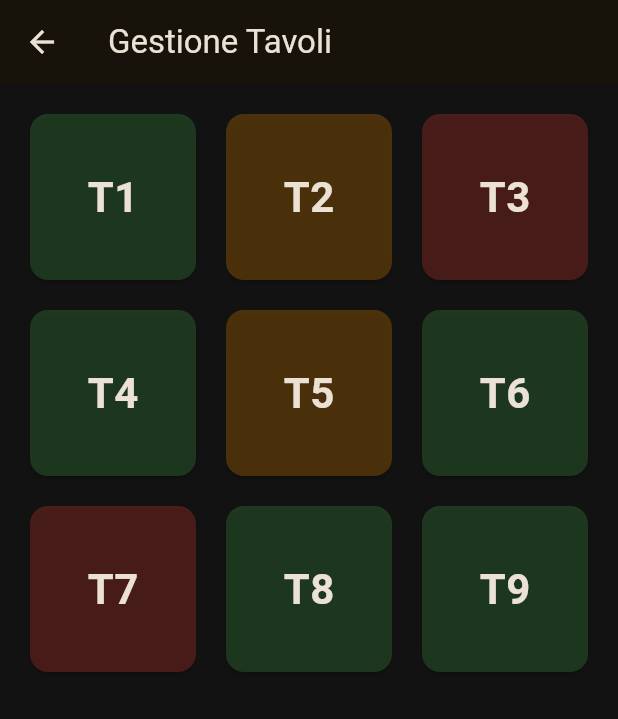
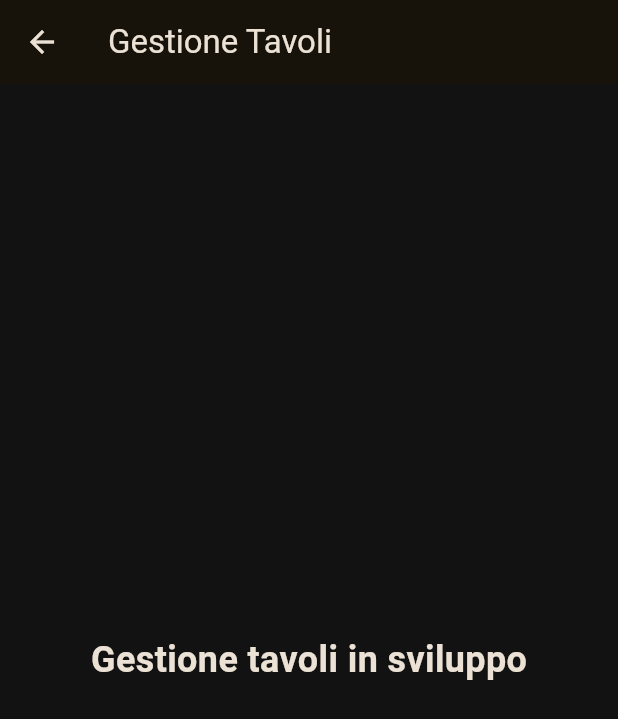
Before and after one commit to lecapase/LeCapasebooking, a Flutter app: the TablesScreen screen opened directly, on a phone screen of 412 x 824 dp. Shown: the top 719 px of the screen. Run offline on Flutter 3.47's test engine with Material 3 defaults, Android fonts, the phone set to English and light mode, and no system bars.

```diff
--- a/lib/features/tables/tables_screen.dart
+++ b/lib/features/tables/tables_screen.dart
@@ -5,117 +5,17 @@ class TablesScreen extends StatelessWidget {
 
   @override
   Widget build(BuildContext context) {
-    final tables = [
-      {
-        'name': 'T1',
-        'status': 'free',
-      },
-      {
-        'name': 'T2',
-        'status': 'reserved',
-        'cliente': 'Mario Rossi',
-        'persone': '4',
-        'orario': '20:00',
-      },
-      {
-        'name': 'T3',
-        'status': 'occupied',
-      },
-      {
-        'name': 'T4',
-        'status': 'free',
-      },
-      {
-        'name': 'T5',
-        'status': 'reserved',
-        'cliente': 'John Smith',
-        'persone': '2',
-        'orario': '20:30',
-      },
-      {
-        'name': 'T6',
-        'status': 'free',
-      },
-      {
-        'name': 'T7',
-        'status': 'occupied',
-      },
-      {
-        'name': 'T8',
-        'status': 'free',
-      },
-      {
-        'name': 'T9',
-        'status': 'free',
-      },
-    ];
-
     return Scaffold(
       appBar: AppBar(
         title: const Text('Gestione Tavoli'),
       ),
-      body: Padding(
-        padding: const EdgeInsets.all(16),
-        child: GridView.builder(
-          itemCount: tables.length,
-          gridDelegate:
-              const SliverGridDelegateWithFixedCrossAxisCount(
-            crossAxisCount: 3,
-            crossAxisSpacing: 12,
-            mainAxisSpacing: 12,
+      body: const Center(
+        child: Text(
+          'Gestione tavoli in sviluppo',
+          style: TextStyle(
+            fontSize: 24,
+            fontWeight: FontWeight.bold,
           ),
-          itemBuilder: (context, index) {
-            final table = tables[index];
-
-            Color color;
-
-            switch (table['status']) {
-              case 'occupied':
-                color = Colors.red;
-                break;
-              case 'reserved':
-                color = Colors.orange;
-                break;
-              default:
-                color = Colors.green;
-            }
-
-            return InkWell(
-              onTap: () {
-                if (table['status'] == 'reserved') {
-                  showDialog(
-                    context: context,
-                    builder: (_) => AlertDialog(
-                      title: Text('Tavolo ${table['name']}'),
-                      content: Text(
-                        'Cliente: ${table['cliente']}\n'
-                        'Persone: ${table['persone']}\n'
-                        'Orario: ${table['orario']}',
-                      ),
-                      actions: [
-                        TextButton(
-                          onPressed: () => Navigator.pop(context),
-                          child: const Text('Chiudi'),
-                        ),
-                      ],
-                    ),
-                  );
-                }
-              },
-              child: Card(
-                color: color.withOpacity(0.25),
-                child: Center(
-                  child: Text(
-                    table['name'] as String,
-                    style: const TextStyle(
-                      fontSize: 28,
-                      fontWeight: FontWeight.bold,
-                    ),
-                  ),
-                ),
-              ),
-            );
-          },
         ),
       ),
     );
--- /dev/null
+++ b/lib/models/booking.dart
@@ -0,0 +1,19 @@
+class Booking {
+  final String nome;
+  final String telefono;
+  final int persone;
+  final String data;
+  final String orario;
+  final String note;
+  final String stato;
+
+  Booking({
+    required this.nome,
+    required this.telefono,
+    required this.persone,
+    required this.data,
+    required this.orario,
+    required this.note,
+    required this.stato,
+  });
+}
```
Also changed, not shown: lib/data/booking_repository.dart (added, +24 -0 lines), lib/features/bookings/bookings_screen.dart (+62 -35 lines), lib/features/bookings/widgets/booking_form_dialog.dart (+39 -7 lines).
